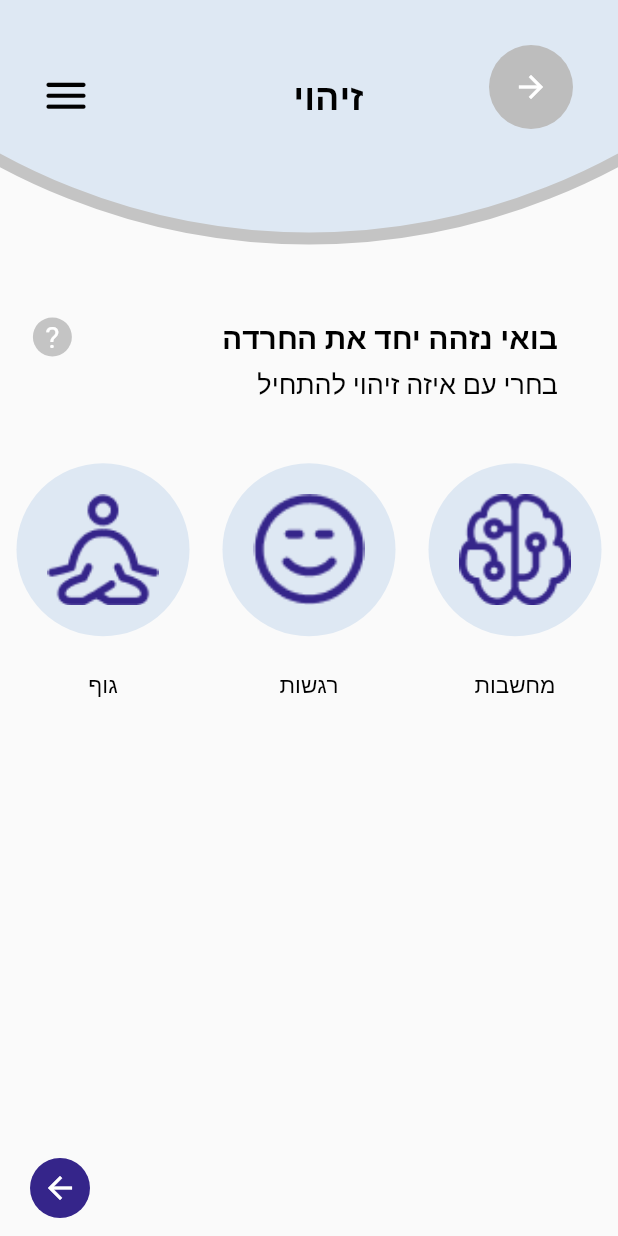
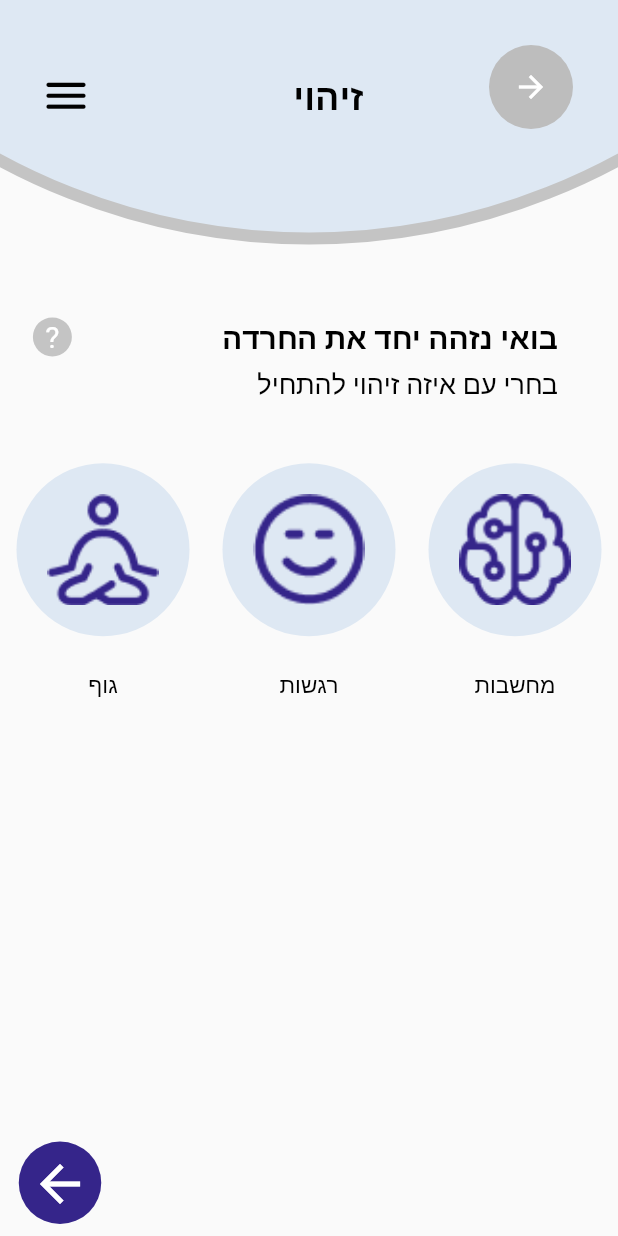
Before and after one commit to Magnido9/shibi_app, a Flutter app: the _Main screen opened by its route, on a phone screen of 412 x 824 dp. Run offline on Flutter 3.47's test engine with Material 2 defaults, Android fonts, the phone set to English and light mode, and no system bars; our stand-ins replace audioplayers, cloud_firestore, firebase_auth, firebase_core, flutter_html, flutter_local_notifications and 6 more; missing offline and left inert: android_intent, dart:ffi, device_apps, syncfusion_flutter_core; accounts and stored records are empty; Roboto replaces fonts that are missing (Assistant); project files that could hold a hidden picture were left out.

Commit message:
ריווח האישור פרטיות, שינוי טקסטים והגדלת כפתורי חזור

```diff
--- a/lib/main.dart
+++ b/lib/main.dart
@@ -22,7 +22,7 @@ void main() async {
   WidgetsFlutterBinding.ensureInitialized();
   await Firebase.initializeApp();
   //AuthRepository.instance().signOut();
-  runApp(Expo1(adata: AvatarData(), theCase: '\"להכנס לחנות בגדים ולבקש למדוד פריט מסוים. לבקש עוד פריט, לצאת ולומר תודה רבה מבלי לקנות דבר\"'));
+  runApp(Expo1(adata: AvatarData(), theCase: '\"להכנס לחנות בגדים ולבקש למדוד פריט מסוים. לבקש עוד פריט, לצאת ולומר תודה רבה מבלי לקנות דבר.\"'));
   // runApp(Wrapper());
 }
 
--- a/lib/screens/expo1/start.dart
+++ b/lib/screens/expo1/start.dart
@@ -912,8 +912,12 @@ class _MainState extends State<_Main> {
         ),
       ),
           Align(
+
             alignment: Alignment.bottomCenter,
-            child: Row(
+            child:
+
+
+            Row(
               crossAxisAlignment: CrossAxisAlignment.end,
               children: [
                 Container(
@@ -921,14 +925,19 @@ class _MainState extends State<_Main> {
             style: TextButton.styleFrom(
                 backgroundColor: Color(0xff35258a),
             shape: CircleBorder(),
+            fixedSize: Size(
+                55,
+                55
+            ),
           ),
       child: Icon(
         Icons.arrow_back,
+        size: 40,
         color: Colors.white,
       ),
-                    onPressed: () {
-                      Navigator.pushNamed( context,'/tools');
-                    },
+      onPressed:   ()   {            Navigator.pushNamed( context,'/tools');
+      }
+      ,
     ),
                   margin: EdgeInsets.all(8),
                 ),
@@ -1194,6 +1203,7 @@ class _MainState extends State<_Main> {
             } else if (choose == 1) {
               await Navigator.pushNamed(context, '/feelings/1');
             }
+
             setState(() {
               choose = -1;
             });
@@ -1334,7 +1344,7 @@ class ExpoData {
   List<List<Tuple2<String,String>>> all_introductions=[
     [Tuple2('זיהוי גוף','חשוב שנלמד לזהות כיצד הגוף משפיע על החרדה שלנו.'  )],
     [Tuple2('זיהוי רגשות',  'הרגש הוא חלק מהותי מן החרדה שלנו......')],
-    [Tuple2( 'זיהוי מחשבות',  'המחשבות הם מחל מהמחשבה, וחשוב שנאתרן...')]];
+    [Tuple2( 'זיהוי מחשבות',  'המחשבות הן חלק מהמחשבה, וחשוב שנאתר אותן......')]];
   List<Tuple2<String,String>> introductions=[];
 
   List<bool> done = [false, false, false];
```
Also changed, not shown: lib/screens/expo1/body.dart (+29 -4 lines). Lines whose indentation alone changed are shown as unchanged.
